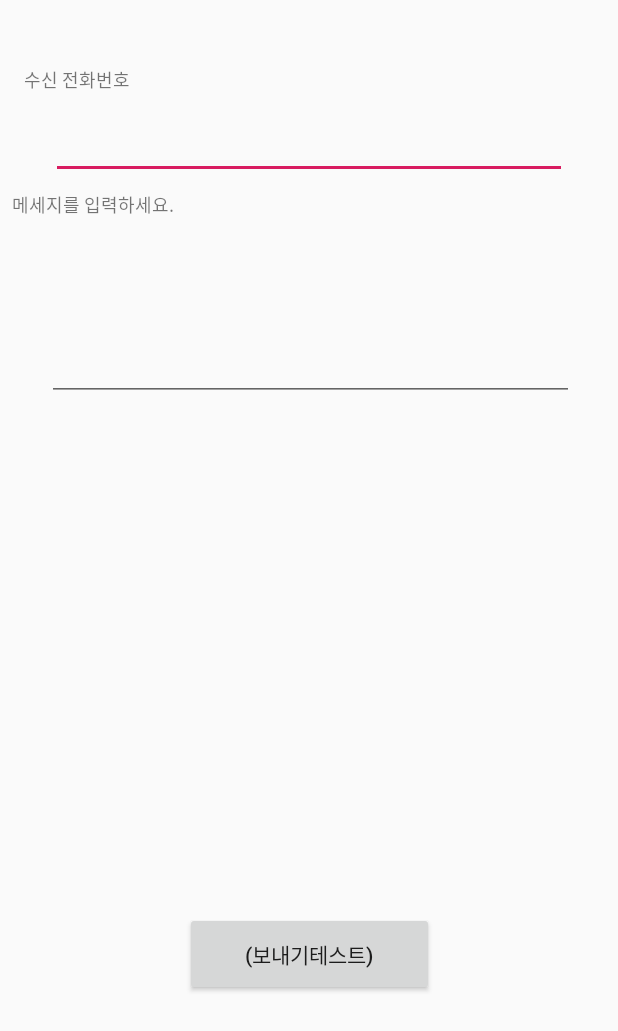
After one commit to Cheongayeong/test_alarm, an Android app: the layout activity_message.xml on its own in the app's theme, with its tools: preview values and no code run, on a phone screen of 412 x 824 dp. The commit adds this screen. Shown: the top 1031 px of the screen. Run offline under Robolectric (Android 15) with nearby library versions, the phone set to English and light mode, and no system bars.

Commit message:
Map, Message, Calendar

```diff
--- a/app/build.gradle
+++ b/app/build.gradle
@@ -29,5 +29,8 @@ dependencies {
     implementation 'com.android.support:design:28.0.0'
     debugImplementation 'com.amitshekhar.android:debug-db:1.0.1'
 
+    implementation 'com.google.android.gms:play-services-maps:16.1.0' // mapㄸ문에 17.0.0에서 수정
+
+    implementation 'com.github.prolificinteractive:material-calendarview:1.6.0'
 
 }
--- a/app/src/main/AndroidManifest.xml
+++ b/app/src/main/AndroidManifest.xml
@@ -6,7 +6,9 @@
     <uses-permission android:name="android.permission.RECEIVE_BOOT_COMPLETED" />
     <uses-permission android:name="android.permission.INTERNET" />
     <uses-permission android:name="android.permission.ACCESS_NETWORK_STATE" />
-
+    <uses-permission android:name="android.permission.ACCESS_FINE_LOCATION" />
+    <uses-permission android:name="android.permission.SEND_SMS" />
+    <uses-permission android:name="android.permission.READ_PHONE_STATE" />
     <application
         android:allowBackup="true"
         android:icon="@mipmap/ic_launcher"
--- /dev/null
+++ b/app/src/main/res/layout/activity_message.xml
@@ -0,0 +1,75 @@
+<?xml version="1.0" encoding="utf-8"?>
+<android.support.constraint.ConstraintLayout xmlns:android="http://schemas.android.com/apk/res/android"
+    xmlns:app="http://schemas.android.com/apk/res-auto"
+    xmlns:tools="http://schemas.android.com/tools"
+    android:layout_width="match_parent"
+    android:layout_height="match_parent"
+    tools:context=".MessageActivity">
+
+    <TextView
+        android:id="@+id/textViewPhoneNo"
+        android:layout_width="wrap_content"
+        android:layout_height="wrap_content"
+        android:layout_marginStart="16dp"
+        android:layout_marginLeft="16dp"
+        android:layout_marginTop="44dp"
+        android:text="수신 전화번호"
+        android:textSize="12dp"
+        app:layout_constraintStart_toStartOf="parent"
+        app:layout_constraintTop_toTopOf="parent" />
+
+    <EditText
+        android:id="@+id/editTextPhoneNo"
+        android:layout_width="344dp"
+        android:layout_height="41dp"
+        android:layout_marginEnd="8dp"
+        android:layout_marginStart="8dp"
+        android:layout_marginTop="16dp"
+        android:inputType="phone"
+        app:layout_constraintEnd_toEndOf="parent"
+        app:layout_constraintStart_toStartOf="parent"
+        app:layout_constraintTop_toBottomOf="@+id/textViewPhoneNo"/>
+
+    <TextView
+        android:id="@+id/textViewSMS"
+        android:layout_width="wrap_content"
+        android:layout_height="wrap_content"
+        android:layout_marginStart="8dp"
+        android:layout_marginLeft="8dp"
+        android:layout_marginTop="8dp"
+        android:text="메세지를 입력하세요."
+        android:textSize="12dp"
+        app:layout_constraintStart_toStartOf="parent"
+        app:layout_constraintTop_toBottomOf="@+id/editTextPhoneNo" />
+
+    <EditText
+        android:id="@+id/editTextSMS"
+        android:layout_width="351dp"
+        android:layout_height="106dp"
+        android:layout_marginEnd="8dp"
+        android:layout_marginStart="8dp"
+        android:layout_marginTop="16dp"
+        android:gravity="top"
+        android:inputType="textMultiLine"
+        android:lines="5"
+        app:layout_constraintEnd_toEndOf="parent"
+        app:layout_constraintHorizontal_bias="0.529"
+        app:layout_constraintStart_toStartOf="parent"
+        app:layout_constraintTop_toBottomOf="@+id/textViewSMS" />
+
+    <Button
+        android:id="@+id/buttonSend"
+        android:layout_width="166dp"
+        android:layout_height="56dp"
+        android:layout_marginBottom="160dp"
+        android:layout_marginEnd="8dp"
+        android:layout_marginStart="8dp"
+        android:layout_marginTop="8dp"
+        android:text="(보내기테스트)"
+        app:layout_constraintBottom_toBottomOf="parent"
+        app:layout_constraintEnd_toEndOf="parent"
+        app:layout_constraintStart_toStartOf="parent"
+        app:layout_constraintTop_toBottomOf="@+id/editTextSMS"
+        app:layout_constraintVertical_bias="1.0" />
+
+</android.support.constraint.ConstraintLayout>
--- a/app/src/main/res/values/colors.xml
+++ b/app/src/main/res/values/colors.xml
@@ -3,4 +3,9 @@
     <color name="colorPrimary">#008577</color>
     <color name="colorPrimaryDark">#00574B</color>
     <color name="colorAccent">#D81B60</color>
+
+    <color name="color_CalendarSuccess">#ade0ed</color>
+    <color name="color_CalendarFail">#edadad</color>
+    <color name="color_CalendarAccent">#179615</color>
+
 </resources>
--- a/build.gradle
+++ b/build.gradle
@@ -18,7 +18,7 @@ allprojects {
     repositories {
         google()
         jcenter()
-
+        maven { url 'https://jitpack.io' }
     }
 }
 
```
Also changed, not shown: app/src/main/java/com/example/alarmproject/Calendar/CalendarActivity.java (added, +129 -0 lines), app/src/main/java/com/example/alarmproject/Calendar/Decorators/FailDecorator.java (added, +33 -0 lines), app/src/main/java/com/example/alarmproject/Calendar/Decorators/OnedayDecorator.java (added, +47 -0 lines), app/src/main/java/com/example/alarmproject/Calendar/Decorators/SaturdayDecorator.java (added, +30 -0 lines), app/src/main/java/com/example/alarmproject/Calendar/Decorators/SuccessDecorator.java (added, +33 -0 lines), app/src/main/java/com/example/alarmproject/Calendar/Decorators/SundayDecorator.java (added, +30 -0 lines), app/src/main/java/com/example/alarmproject/MapsActivity.java (added, +130 -0 lines), app/src/main/java/com/example/alarmproject/MessageActivity.java (added, +74 -0 lines), app/src/main/res/drawable-v24/calendar_fail.xml (added, +13 -0 lines), app/src/main/res/drawable-v24/calendar_success.xml (added, +13 -0 lines), app/src/main/res/layout/activity_calendar.xml (added, +27 -0 lines), app/src/main/res/layout/activity_maps.xml (added, +38 -0 lines), app/src/main/res/values/google_maps_api.xml (added, +24 -0 lines).
